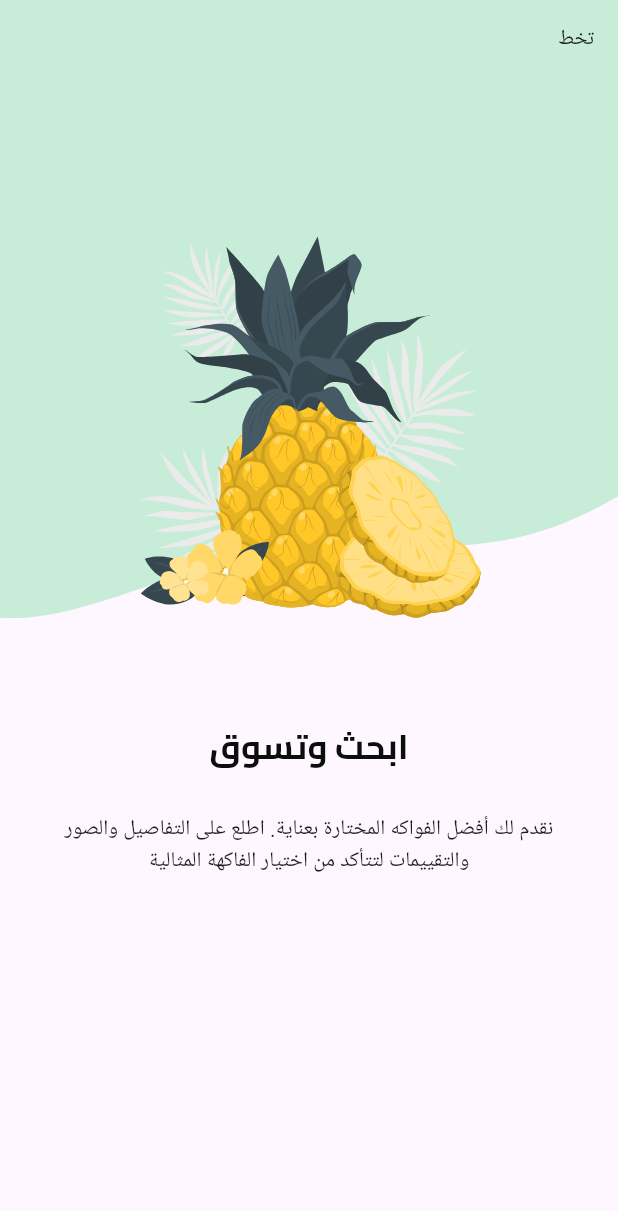
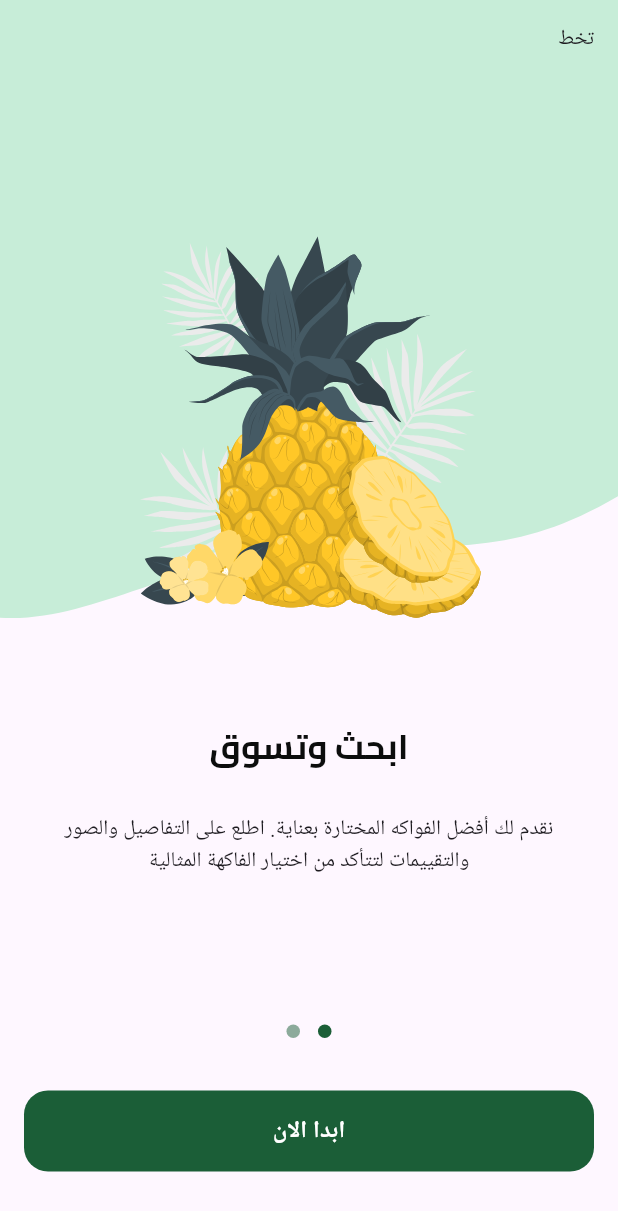
Before and after one commit to kareemsalah720/fruits_app, a Flutter app: the screen it shows after launch, swiped to page 2, on a phone screen of 412 x 824 dp. Shown: the top 1211 px of the screen. Run offline on Flutter 3.47's test engine with Material 3 defaults, Android fonts, the phone set to English and light mode, and no system bars; drawn by our look-alikes of dots_indicator; our stand-ins replace flutter_svg.

Commit message:
On Boarding UI Done

```diff
--- /dev/null
+++ b/lib/constants.dart
@@ -0,0 +1 @@
+const kHorizontalPadding = 16.0;
--- /dev/null
+++ b/lib/core/utils/app_colors.dart
@@ -0,0 +1,5 @@
+import 'package:flutter/material.dart';
+
+abstract class AppColors{
+  static const Color primaryColor = Color(0xff1B5E37);
+}
--- /dev/null
+++ b/lib/core/utils/app_text_styles.dart
@@ -0,0 +1,8 @@
+import 'package:flutter/material.dart';
+
+abstract class TextStyles {
+  static const bold16 = TextStyle(
+    fontSize: 16,
+    fontWeight: FontWeight.bold,
+  );
+}
--- /dev/null
+++ b/lib/core/widgets/custom_button.dart
@@ -0,0 +1,33 @@
+import 'package:flutter/material.dart';
+import 'package:fruits_app/core/utils/app_colors.dart';
+import 'package:fruits_app/core/utils/app_text_styles.dart';
+
+class CustomButton extends StatelessWidget {
+  const CustomButton({super.key, required this.onPressed, required this.text});
+  final VoidCallback onPressed;
+  final String text;
+  @override
+  Widget build(BuildContext context) {
+    return SizedBox(
+      width: double.infinity,
+      height: 54,
+      child: TextButton(
+        style: TextButton.styleFrom(
+          shape: RoundedRectangleBorder(
+            borderRadius: BorderRadius.circular(
+              16,
+            ),
+          ),
+          backgroundColor: AppColors.primaryColor,
+        ),
+        onPressed: onPressed,
+        child: Text(
+          text,
+          style: TextStyles.bold16.copyWith(
+            color: Colors.white,
+          ),
+        ),
+      ),
+    );
+  }
+}
--- a/lib/features/on_boarding/presentation/view/on_boarding_view.dart
+++ b/lib/features/on_boarding/presentation/view/on_boarding_view.dart
@@ -6,6 +6,9 @@ class OnBoardingView extends StatelessWidget {
   static const String routeName = "onBoardingView";
   @override
   Widget build(BuildContext context) {
-    return Scaffold(body: SafeArea(child: OnBoardingViewBody()));
+    return Scaffold(
+      body: SafeArea(child: OnBoardingViewBody()),
+
+    );
   }
 }
--- a/lib/features/on_boarding/presentation/widget/on_boarding_view_body.dart
+++ b/lib/features/on_boarding/presentation/widget/on_boarding_view_body.dart
@@ -1,4 +1,8 @@
+import 'package:dots_indicator/dots_indicator.dart';
 import 'package:flutter/material.dart';
+import 'package:fruits_app/constants.dart';
+import 'package:fruits_app/core/utils/app_colors.dart';
+import 'package:fruits_app/core/widgets/custom_button.dart';
 import 'package:fruits_app/features/on_boarding/presentation/widget/on_boarding_page_view.dart';
 
 class OnBoardingViewBody extends StatelessWidget {
@@ -6,6 +10,25 @@ class OnBoardingViewBody extends StatelessWidget {
 
   @override
   Widget build(BuildContext context) {
-    return Column(children: [Expanded(child: OnBoardingPageView())]);
+    return Column(children: [
+      Expanded(child: OnBoardingPageView()),
+      DotsIndicator(
+        dotsCount: 2,
+        decorator: DotsDecorator(
+          activeColor: AppColors.primaryColor,
+          color: AppColors.primaryColor.withOpacity(0.5),
+        ),
+      ),
+      SizedBox(
+        height: 29,
+      ),
+      Padding(
+        padding: const EdgeInsets.symmetric(horizontal: kHorizontalPadding),
+        child: CustomButton(onPressed: () {}, text: 'ابدا الان'),
+      ),
+      SizedBox(
+        height: 43,
+      ),
+    ]);
   }
 }
--- a/lib/features/splash/presentation/views/splash_view.dart
+++ b/lib/features/splash/presentation/views/splash_view.dart
@@ -26,7 +26,7 @@ class _SplashViewState extends State<SplashView> {
   }
 
   void excuteNavigation() {
-    Future.delayed(const Duration(seconds: 3), () {
+    Future.delayed(const Duration(seconds: 4), () {
       Navigator.pushReplacementNamed(context, OnBoardingView.routeName);
     });
   }
--- a/pubspec.yaml
+++ b/pubspec.yaml
@@ -19,7 +19,7 @@ publish_to: 'none' # Remove this line if you wish to publish to pub.dev
 version: 1.0.0+1
 
 environment:
-  sdk: ^3.7.0
+  sdk: ^3.6.0
 
 # Dependencies specify other packages that your package needs in order to work.
 # To automatically upgrade your package dependencies to the latest versions
@@ -37,6 +37,7 @@ dependencies:
     sdk: flutter
   cupertino_icons: ^1.0.8
   flutter_svg: ^2.0.17
+  dots_indicator: ^4.0.1
 
 dev_dependencies:
   flutter_launcher_icons: "^0.14.3"
```
Also changed, not shown: pubspec.lock.
